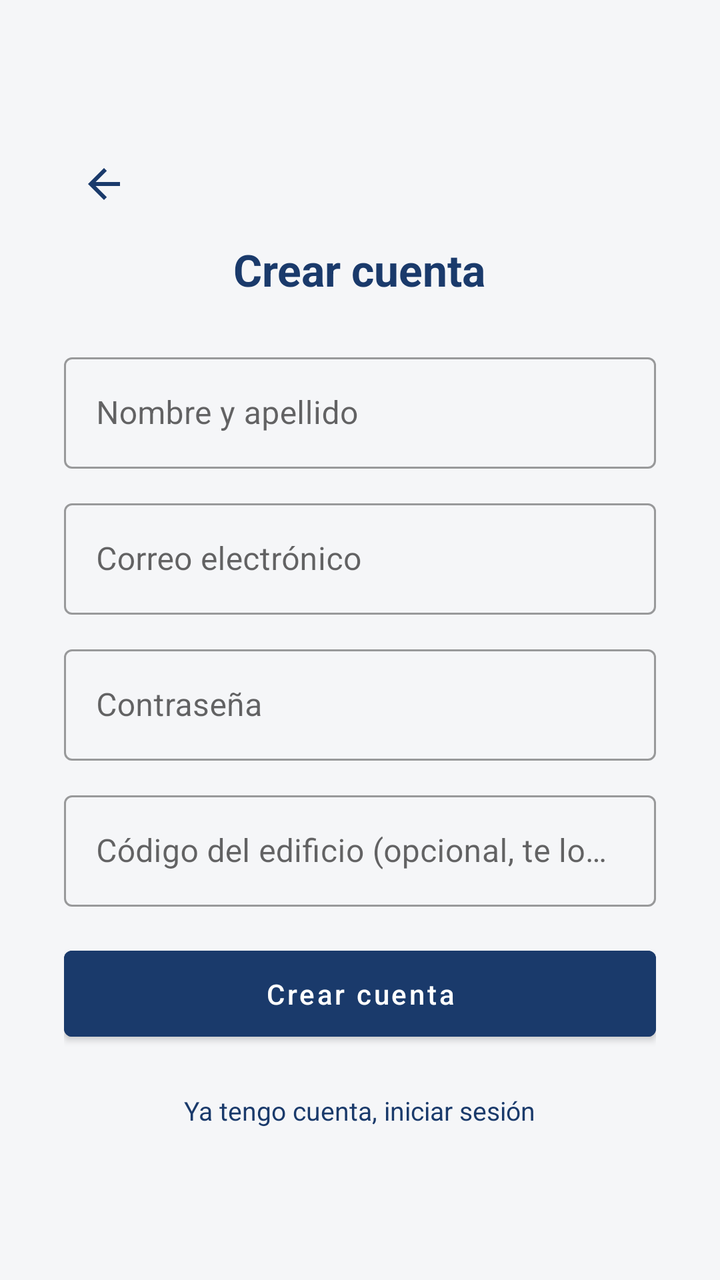
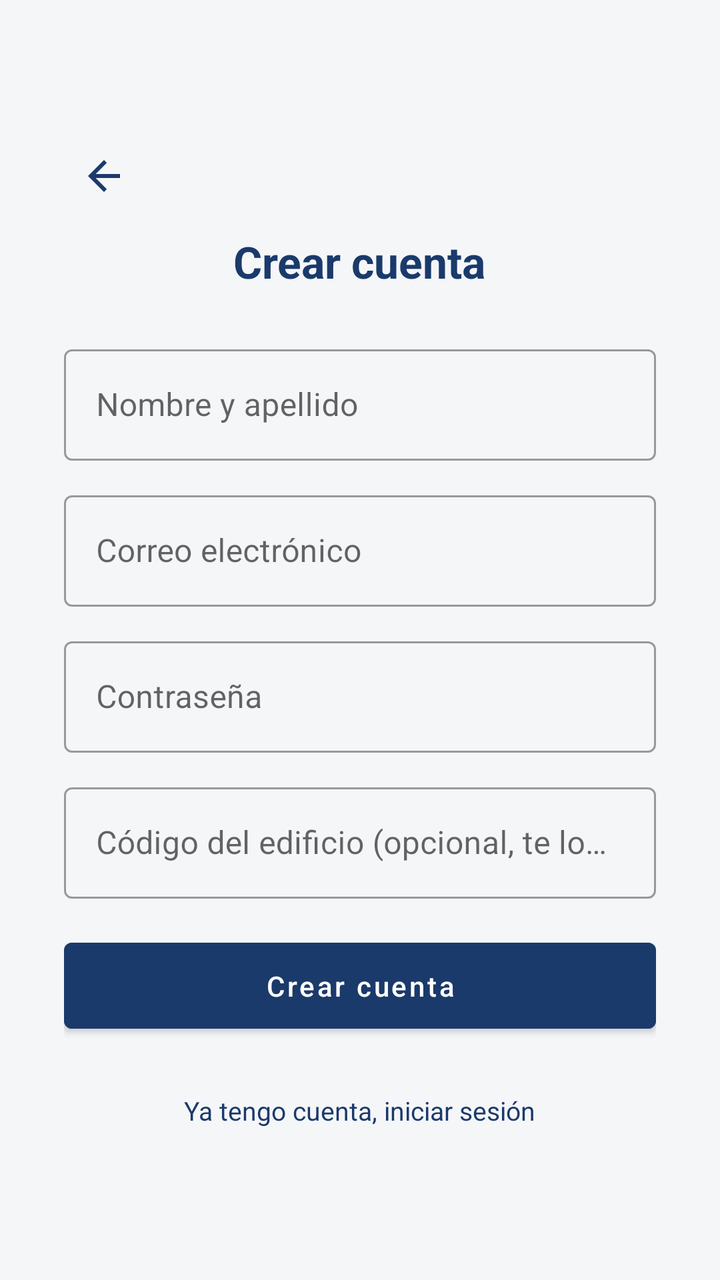

Before-and-after screenshots of an Android layout around one commit, followed by the original layout XML and the change that was made.
<!-- AndroidManifest.xml: application theme Theme.ConsorcioTransparente -->
<!-- res/layout/activity_register.xml -->
<?xml version="1.0" encoding="utf-8"?>
<ScrollView xmlns:android="http://schemas.android.com/apk/res/android"
    xmlns:app="http://schemas.android.com/apk/res-auto"
    android:layout_width="match_parent"
    android:layout_height="match_parent"
    android:background="@color/background"
    android:fillViewport="true">

    <LinearLayout
        android:layout_width="match_parent"
        android:layout_height="wrap_content"
        android:orientation="vertical"
        android:gravity="center"
        android:padding="32dp">

        <ImageButton
            android:id="@+id/buttonBack"
            android:layout_width="40dp"
            android:layout_height="40dp"
            android:layout_gravity="start"
            android:layout_marginBottom="8dp"
            android:background="?attr/selectableItemBackgroundBorderless"
            android:contentDescription="@string/back"
            android:src="@drawable/ic_back"
            android:tint="@color/navy" />

        <TextView
            android:layout_width="wrap_content"
            android:layout_height="wrap_content"
            android:text="@string/register_title"
            android:textColor="@color/navy"
            android:textSize="22sp"
            android:textStyle="bold" />

        <com.google.android.material.textfield.TextInputLayout
            android:layout_width="match_parent"
            android:layout_height="wrap_content"
            android:layout_marginTop="24dp"
            style="@style/Widget.MaterialComponents.TextInputLayout.OutlinedBox">

            <com.google.android.material.textfield.TextInputEditText
                android:id="@+id/inputName"
                android:layout_width="match_parent"
                android:layout_height="wrap_content"
                android:hint="@string/name_hint"
                android:inputType="textPersonName" />
        </com.google.android.material.textfield.TextInputLayout>

        <com.google.android.material.textfield.TextInputLayout
            android:layout_width="match_parent"
            android:layout_height="wrap_content"
            android:layout_marginTop="12dp"
            style="@style/Widget.MaterialComponents.TextInputLayout.OutlinedBox">

            <com.google.android.material.textfield.TextInputEditText
                android:id="@+id/inputEmail"
                android:layout_width="match_parent"
                android:layout_height="wrap_content"
                android:hint="@string/email_hint"
                android:inputType="textEmailAddress" />
        </com.google.android.material.textfield.TextInputLayout>

        <com.google.android.material.textfield.TextInputLayout
            android:layout_width="match_parent"
            android:layout_height="wrap_content"
            android:layout_marginTop="12dp"
            style="@style/Widget.MaterialComponents.TextInputLayout.OutlinedBox">

            <com.google.android.material.textfield.TextInputEditText
                android:id="@+id/inputPassword"
                android:layout_width="match_parent"
                android:layout_height="wrap_content"
                android:hint="@string/password_hint"
                android:inputType="textPassword" />
        </com.google.android.material.textfield.TextInputLayout>

        <com.google.android.material.textfield.TextInputLayout
            android:layout_width="match_parent"
            android:layout_height="wrap_content"
            android:layout_marginTop="12dp"
            style="@style/Widget.MaterialComponents.TextInputLayout.OutlinedBox">

            <com.google.android.material.textfield.TextInputEditText
                android:id="@+id/inputBuildingCode"
                android:layout_width="match_parent"
                android:layout_height="wrap_content"
                android:hint="@string/building_code_hint" />
        </com.google.android.material.textfield.TextInputLayout>

        <ProgressBar
            android:id="@+id/progressBar"
            android:layout_width="wrap_content"
            android:layout_height="wrap_content"
            android:layout_marginTop="16dp"
            android:visibility="gone" />

        <TextView
            android:id="@+id/textError"
            android:layout_width="match_parent"
            android:layout_height="wrap_content"
            android:layout_marginTop="8dp"
            android:textColor="@color/tag_red_fg"
            android:textSize="12sp"
            android:visibility="gone" />

        <Button
            android:id="@+id/buttonRegister"
            android:layout_width="match_parent"
            android:layout_height="wrap_content"
            android:layout_marginTop="16dp"
            android:backgroundTint="@color/navy"
            android:paddingVertical="12dp"
            android:text="@string/register_button"
            android:textAllCaps="false" />

        <TextView
            android:id="@+id/textGoLogin"
            android:layout_width="wrap_content"
            android:layout_height="wrap_content"
            android:layout_marginTop="18dp"
            android:padding="4dp"
            android:text="@string/have_account"
            android:textColor="@color/navy"
            android:textSize="13sp" />

    </LinearLayout>
</ScrollView>
<!-- resources referenced by this layout -->
<resources>
  <color name="background">#F5F6F8</color>
  <color name="navy">#1A3A6B</color>
  <color name="tag_red_fg">#991B1B</color>
  <!-- drawable ic_back (drawable) -->
  <?xml version="1.0" encoding="utf-8"?>
  <vector xmlns:android="http://schemas.android.com/apk/res/android"
      android:width="24dp"
      android:height="24dp"
      android:viewportWidth="24"
      android:viewportHeight="24">
      <path
          android:fillColor="#FF000000"
          android:pathData="M20,11H7.83l5.59,-5.59L12,4l-8,8 8,8 1.41,-1.41L7.83,13H20v-2z" />
  </vector>
  <string name="back">Volver</string>
  <string name="building_code_hint">Código del edificio (opcional, te lo pasa tu Administrador)</string>
  <string name="email_hint">Correo electrónico</string>
  <string name="have_account">Ya tengo cuenta, iniciar sesión</string>
  <string name="name_hint">Nombre y apellido</string>
  <string name="password_hint">Contraseña</string>
  <string name="register_button">Crear cuenta</string>
  <string name="register_title">Crear cuenta</string>
  <style name="Theme.ConsorcioTransparente" parent="Theme.MaterialComponents.Light.NoActionBar">
          <item name="colorPrimary">@color/navy</item>
          <item name="colorPrimaryDark">@color/navy_dark</item>
          <item name="colorAccent">@color/blue_accent</item>
          <item name="android:windowBackground">@color/background</item>
          <item name="android:statusBarColor" tools:targetApi="l">@color/navy</item>
          <item name="colorTextSecondary">@color/text_secondary</item>
      </style>
  <color name="navy_dark">#0F2647</color>
  <color name="blue_accent">#3B82F6</color>
  <color name="text_secondary">#6B7280</color>
</resources>

<!-- the commit's change to res/layout/activity_register.xml (unified diff, before → after) -->
@@ -118,7 +118,8 @@
             android:layout_width="wrap_content"
             android:layout_height="wrap_content"
             android:layout_marginTop="18dp"
-            android:padding="4dp"
+            android:background="?attr/selectableItemBackground"
+            android:padding="8dp"
             android:text="@string/have_account"
             android:textColor="@color/navy"
             android:textSize="13sp" />
